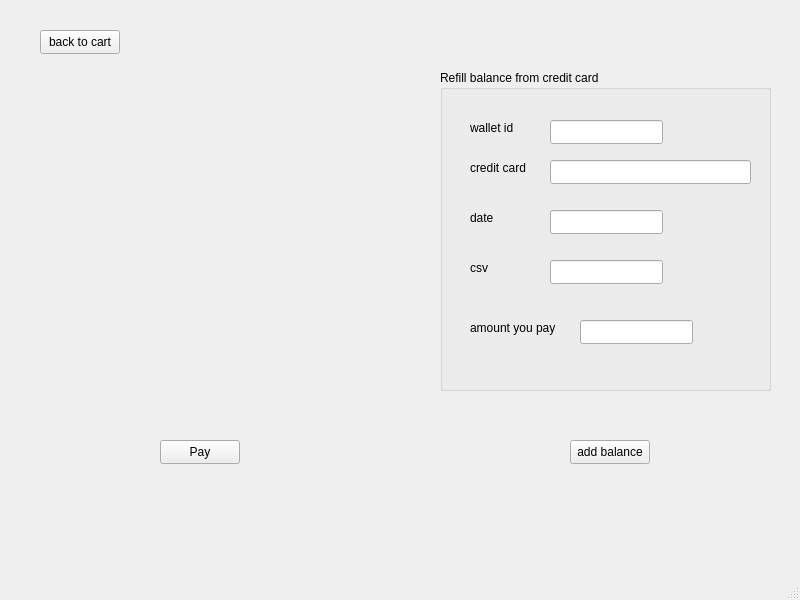
Above: FoodOrderingApp/payment.ui from xyang2316/OOP-project before the change. Below: the same form after it.
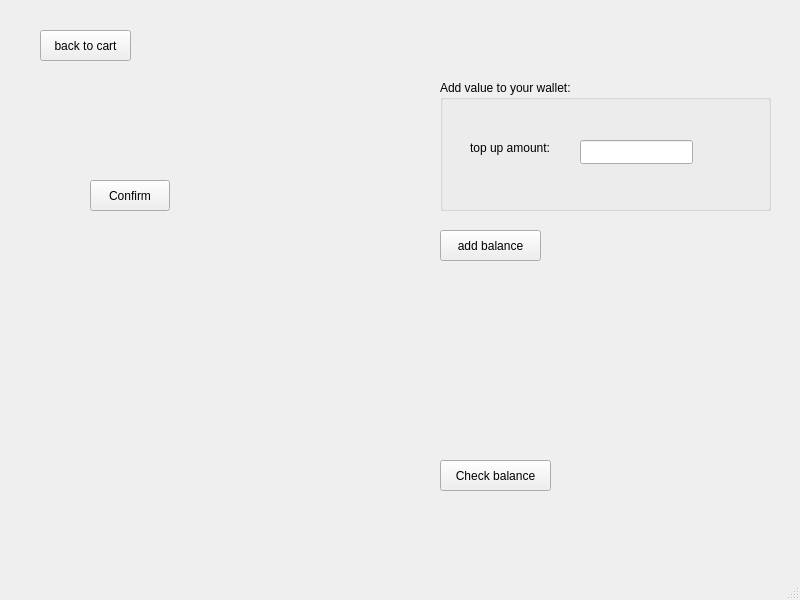
That is the form after the change.

Patch:
```diff
--- a/FoodOrderingApp/payment.ui
+++ b/FoodOrderingApp/payment.ui
@@ -17,23 +17,23 @@
    <widget class="QPushButton" name="pushButton">
     <property name="geometry">
      <rect>
-      <x>160</x>
-      <y>440</y>
+      <x>90</x>
+      <y>180</y>
       <width>80</width>
-      <height>24</height>
+      <height>31</height>
      </rect>
     </property>
     <property name="text">
-     <string>Pay</string>
+     <string>Confirm</string>
     </property>
    </widget>
    <widget class="QPushButton" name="pushButton_addBalance">
     <property name="geometry">
      <rect>
-      <x>570</x>
-      <y>440</y>
-      <width>80</width>
-      <height>24</height>
+      <x>440</x>
+      <y>230</y>
+      <width>101</width>
+      <height>31</height>
      </rect>
     </property>
     <property name="text">
@@ -44,124 +44,32 @@
     <property name="geometry">
      <rect>
       <x>440</x>
-      <y>70</y>
+      <y>80</y>
       <width>331</width>
-      <height>321</height>
+      <height>131</height>
      </rect>
     </property>
     <property name="title">
-     <string>Refill balance from credit card</string>
+     <string>Add value to your wallet:</string>
     </property>
-    <widget class="QLabel" name="label">
-     <property name="geometry">
-      <rect>
-       <x>30</x>
-       <y>90</y>
-       <width>131</width>
-       <height>16</height>
-      </rect>
-     </property>
-     <property name="text">
-      <string>credit card</string>
-     </property>
-    </widget>
-    <widget class="QLabel" name="label_2">
-     <property name="geometry">
-      <rect>
-       <x>30</x>
-       <y>140</y>
-       <width>58</width>
-       <height>16</height>
-      </rect>
-     </property>
-     <property name="text">
-      <string>date</string>
-     </property>
-    </widget>
-    <widget class="QLabel" name="label_">
-     <property name="geometry">
-      <rect>
-       <x>30</x>
-       <y>190</y>
-       <width>58</width>
-       <height>16</height>
-      </rect>
-     </property>
-     <property name="text">
-      <string>csv</string>
-     </property>
-    </widget>
-    <widget class="QLineEdit" name="lineEdit_creditCard">
-     <property name="geometry">
-      <rect>
-       <x>110</x>
-       <y>90</y>
-       <width>201</width>
-       <height>24</height>
-      </rect>
-     </property>
-    </widget>
-    <widget class="QLineEdit" name="lineEdit_expDate">
-     <property name="geometry">
-      <rect>
-       <x>110</x>
-       <y>140</y>
-       <width>113</width>
-       <height>24</height>
-      </rect>
-     </property>
-    </widget>
-    <widget class="QLineEdit" name="lineEdit_csv">
-     <property name="geometry">
-      <rect>
-       <x>110</x>
-       <y>190</y>
-       <width>113</width>
-       <height>24</height>
-      </rect>
-     </property>
-    </widget>
-    <widget class="QLineEdit" name="lineEdit_wid">
-     <property name="geometry">
-      <rect>
-       <x>110</x>
-       <y>50</y>
-       <width>113</width>
-       <height>24</height>
-      </rect>
-     </property>
-    </widget>
-    <widget class="QLabel" name="label_4">
-     <property name="geometry">
-      <rect>
-       <x>30</x>
-       <y>50</y>
-       <width>58</width>
-       <height>16</height>
-      </rect>
-     </property>
-     <property name="text">
-      <string>wallet id</string>
-     </property>
-    </widget>
     <widget class="QLabel" name="label_5">
      <property name="geometry">
       <rect>
        <x>30</x>
-       <y>250</y>
+       <y>60</y>
        <width>121</width>
        <height>16</height>
       </rect>
      </property>
      <property name="text">
-      <string>amount you pay</string>
+      <string>top up amount:</string>
      </property>
     </widget>
     <widget class="QLineEdit" name="lineEdit_payAmount">
      <property name="geometry">
       <rect>
        <x>140</x>
-       <y>250</y>
+       <y>60</y>
        <width>113</width>
        <height>24</height>
       </rect>
@@ -173,8 +81,8 @@
      <rect>
       <x>90</x>
       <y>90</y>
-      <width>261</width>
-      <height>301</height>
+      <width>251</width>
+      <height>71</height>
      </rect>
     </property>
     <layout class="QVBoxLayout" name="verticalLayout"/>
@@ -184,14 +92,38 @@
      <rect>
       <x>40</x>
       <y>30</y>
-      <width>80</width>
-      <height>24</height>
+      <width>91</width>
+      <height>31</height>
      </rect>
     </property>
     <property name="text">
      <string>back to cart</string>
     </property>
    </widget>
+   <widget class="QPushButton" name="pushButton_2">
+    <property name="geometry">
+     <rect>
+      <x>440</x>
+      <y>460</y>
+      <width>111</width>
+      <height>31</height>
+     </rect>
+    </property>
+    <property name="text">
+     <string>Check balance</string>
+    </property>
+   </widget>
+   <widget class="QWidget" name="verticalLayoutWidget_2">
+    <property name="geometry">
+     <rect>
+      <x>440</x>
+      <y>360</y>
+      <width>251</width>
+      <height>71</height>
+     </rect>
+    </property>
+    <layout class="QVBoxLayout" name="verticalLayout_balance"/>
+   </widget>
   </widget>
   <widget class="QMenuBar" name="menubar">
    <property name="geometry">
```
